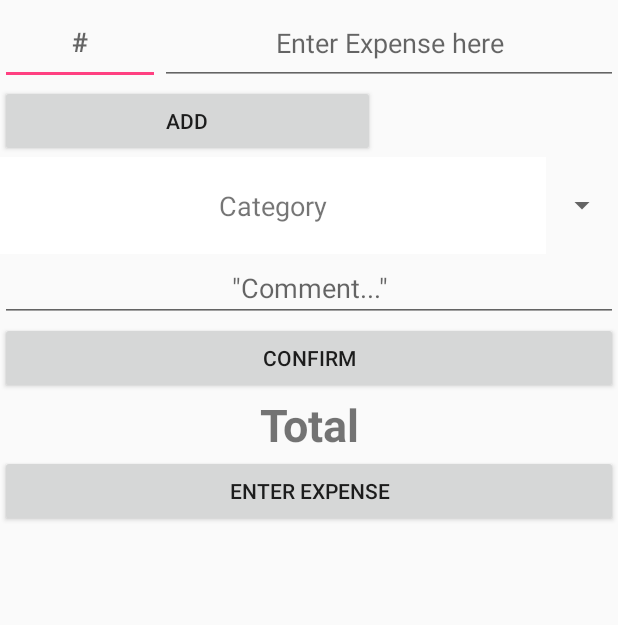
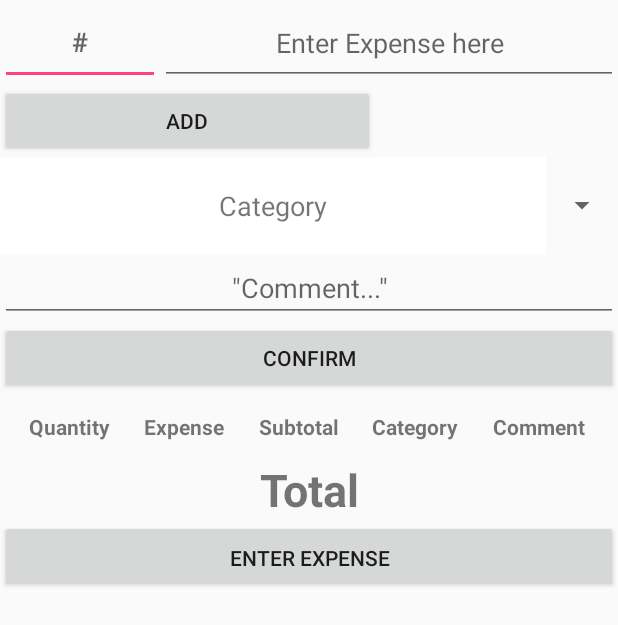
Before and after one commit to sobotadom/Enactus, an Android app: the Expense screen opened directly, with no data from a screen before it, on a phone screen of 412 x 824 dp. Shown: the top 625 px of the screen. Run offline under Robolectric (Android 15) with nearby library versions, the phone set to English and light mode, and no system bars.

Commit message:
fixed some layout issues, table works now, still gotta get remove tuple to work

```diff
--- a/app/src/main/AndroidManifest.xml
+++ b/app/src/main/AndroidManifest.xml
@@ -20,7 +20,8 @@
             </intent-filter>
         </activity>
 
-        <activity android:name=".Expense"></activity>
+        <activity android:name=".Expense"
+            android:windowSoftInputMode="adjustPan"></activity>
     </application>
 
 </manifest>
--- a/app/src/main/java/enactus/budget/enactus/Expense.java
+++ b/app/src/main/java/enactus/budget/enactus/Expense.java
@@ -256,15 +256,19 @@ public class Expense  extends Activity{
 
                         //show number and expense
                         TextView txt = new TextView(btnconfirm.getContext());
-                        String entry = number + " x $" + expense;
-                        txt.setText(entry);
+                        txt.setText(Integer.toString(number));
                         newEntry.addView(txt);
 
+                        TextView txt2 = new TextView(btnconfirm.getContext());
+                        txt2.setText("$ " + Double.toString(expense));
+                        newEntry.addView(txt2);
+                        Log.i("EXPENSE",Double.toString(expense));
+                        Log.i("EXPENSE", Double.toString(subtotal));
                         //show subtotal
-                        TextView txt2 = new TextView(btnconfirm.getContext());
+                        TextView txt3 = new TextView(btnconfirm.getContext());
                         String strsubtotal = "$" + subtotal;
-                        txt2.setText(strsubtotal);
-                        newEntry.addView(txt2);
+                        txt3.setText(strsubtotal);
+                        newEntry.addView(txt3);
 
 
                         //show category
@@ -286,7 +290,7 @@ public class Expense  extends Activity{
                                 Log.i("REMOVE", "REMOVING ENTRY FROM LIST AND RESET");
 
                                 entries.removeView(newEntry);
-                                TextView temp = (TextView) newEntry.getChildAt(1);
+                                TextView temp = (TextView) newEntry.getChildAt(2);
                                 String str1 = temp.getText().toString().substring(1);
                                 total -= Double.parseDouble(str1);
                                 TextView totaltext = findViewById(R.id.total);
--- a/app/src/main/res/layout/expense.xml
+++ b/app/src/main/res/layout/expense.xml
@@ -90,6 +90,78 @@
             android:paddingTop="12dp"
             android:text="Confirm" />
 
+        <ScrollView
+            android:layout_width="match_parent"
+            android:layout_height="match_parent"
+            android:layout_weight="1"
+            android:paddingBottom="12dp"
+            android:paddingTop="12dp">
+
+            <TableLayout
+                android:id="@+id/entries"
+                android:layout_width="match_parent"
+                android:layout_height="wrap_content"
+
+                android:paddingLeft="8dp"
+                android:paddingRight="8dp"
+                android:stretchColumns="0,1,2,3,4"
+                android:shrinkColumns="5">
+
+                <TableRow
+                    android:layout_width="match_parent"
+                    android:layout_height="match_parent">
+
+                    <TextView
+                        android:id="@+id/textView5"
+                        android:layout_width="wrap_content"
+                        android:layout_height="wrap_content"
+                        android:text="Quantity"
+                        android:textAlignment="center"
+                        android:textStyle="bold" />
+
+                    <TextView
+                        android:id="@+id/textView6"
+                        android:layout_width="wrap_content"
+                        android:layout_height="wrap_content"
+                        android:text="Expense"
+                        android:textAlignment="center"
+                        android:textStyle="bold" />
+
+                    <TextView
+                        android:id="@+id/textView4"
+                        android:layout_width="wrap_content"
+                        android:layout_height="wrap_content"
+                        android:text="Subtotal"
+                        android:textAlignment="center"
+                        android:textStyle="bold" />
+
+                    <TextView
+                        android:id="@+id/textView3"
+                        android:layout_width="wrap_content"
+                        android:layout_height="wrap_content"
+                        android:text="Category"
+                        android:textAlignment="center"
+                        android:textStyle="bold" />
+
+                    <TextView
+                        android:id="@+id/textView2"
+                        android:layout_width="wrap_content"
+                        android:layout_height="wrap_content"
+                        android:text="Comment"
+                        android:textAlignment="center"
+                        android:textStyle="bold" />
+
+                    <TextView
+                        android:id="@+id/textView"
+                        android:layout_width="wrap_content"
+                        android:layout_height="wrap_content"
+                        android:textAlignment="center"
+                        android:textStyle="bold" />
+                </TableRow>
+            </TableLayout>
+
+        </ScrollView>
+
         <TextView
             android:id="@+id/total"
             android:layout_width="match_parent"
@@ -103,25 +175,12 @@
             android:textSize="30sp"
             android:textStyle="bold" />
 
-        <ScrollView
-            android:layout_width="match_parent"
-            android:layout_height="match_parent"
-            android:layout_weight="1">
-
-            <TableLayout
-                android:id="@+id/entries"
-                android:layout_width="match_parent"
-                android:layout_height="wrap_content">
-
-            </TableLayout>
-
-        </ScrollView>
-
         <Button
             android:id="@+id/btnenter"
             android:layout_width="match_parent"
             android:layout_height="wrap_content"
             android:layout_weight="1"
+            android:paddingTop="12dp"
             android:text="@string/enter" />
 
     </LinearLayout>
```
